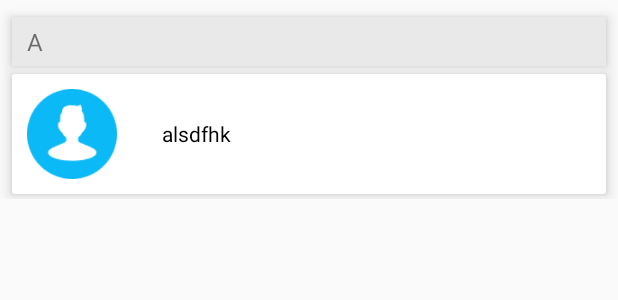
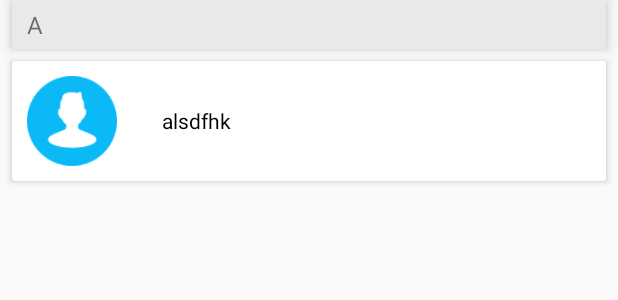
Before and after one commit to xblydxj/littleChat, an Android app: the layout contact_item.xml on its own in the app's theme, with its tools: preview values and no code run, on a phone screen of 412 x 824 dp. Shown: the top 300 px of the screen. Run offline under Robolectric (Android 15) with nearby library versions, the phone set to English and light mode, and no system bars.

Commit message:
修改了联系人页面逻辑

```diff
--- a/app/src/main/res/layout/contact_item.xml
+++ b/app/src/main/res/layout/contact_item.xml
@@ -4,16 +4,14 @@
     xmlns:app="http://schemas.android.com/apk/res-auto"
     android:layout_width="match_parent"
     android:layout_height="wrap_content"
-    android:paddingTop="3dp"
-    android:paddingBottom="3dp"
     android:orientation="vertical">
     <android.support.v7.widget.CardView
         android:layout_width="match_parent"
         android:layout_height="wrap_content"
-        android:layout_marginTop="8dp"
         android:id="@+id/contact_item_card"
         android:layout_marginLeft="8dp"
         android:layout_marginRight="8dp"
+        android:layout_marginBottom="8dp"
         app:cardElevation="5dp">
         <TextView
             android:id="@+id/contact_item_letter"
@@ -30,11 +28,10 @@
 
         android:layout_width="match_parent"
         android:layout_height="wrap_content"
-        android:layout_marginTop="5dp"
         android:layout_marginLeft="8dp"
-        android:layout_marginBottom="3dp"
+        android:layout_marginBottom="5dp"
         android:layout_marginRight="8dp"
-        app:cardElevation="5dp">
+        app:cardElevation="3dp">
         <ImageView
             android:id="@+id/contact_item_avatar"
             android:layout_width="60dp"
--- a/app/src/main/res/layout/fragment_contact.xml
+++ b/app/src/main/res/layout/fragment_contact.xml
@@ -11,7 +11,8 @@
         android:layout_weight="1">
         <android.support.v7.widget.RecyclerView
             android:layout_width="match_parent"
-            android:paddingRight="34dp"
+            android:layout_marginTop="3dp"
+            android:paddingRight="31dp"
             android:id="@+id/contact_recycler"
             android:layout_height="wrap_content">
 
```
Also changed, not shown: app/src/main/java/xblydxj/qq/adapter/ContactRecyclerAdapter.java (+8 -5 lines), app/src/main/java/xblydxj/qq/fragment/ContactFragment.java (+10 -11 lines).
